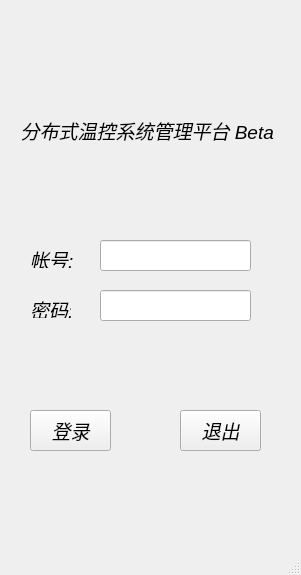
First picture: the form in master/login.ui, repository fengshenfeilian/airCondition, before the edit.
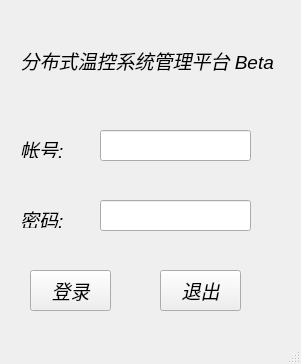
Second picture: the form after the edit.

Diff of the .ui file:
```diff
--- a/master/login.ui
+++ b/master/login.ui
@@ -7,7 +7,7 @@
     <x>0</x>
     <y>0</y>
     <width>301</width>
-    <height>575</height>
+    <height>364</height>
    </rect>
   </property>
   <property name="font">
@@ -27,7 +27,7 @@
     <property name="geometry">
      <rect>
       <x>100</x>
-      <y>240</y>
+      <y>130</y>
       <width>151</width>
       <height>31</height>
      </rect>
@@ -37,7 +37,7 @@
     <property name="geometry">
      <rect>
       <x>100</x>
-      <y>290</y>
+      <y>200</y>
       <width>151</width>
       <height>31</height>
      </rect>
@@ -50,7 +50,7 @@
     <property name="geometry">
      <rect>
       <x>10</x>
-      <y>110</y>
+      <y>40</y>
       <width>271</width>
       <height>41</height>
      </rect>
@@ -73,8 +73,8 @@
    <widget class="QLabel" name="label_2">
     <property name="geometry">
      <rect>
-      <x>30</x>
-      <y>250</y>
+      <x>20</x>
+      <y>140</y>
       <width>54</width>
       <height>18</height>
      </rect>
@@ -91,9 +91,9 @@
    <widget class="QLabel" name="label_3">
     <property name="geometry">
      <rect>
-      <x>30</x>
-      <y>300</y>
-      <width>41</width>
+      <x>20</x>
+      <y>210</y>
+      <width>51</width>
       <height>18</height>
      </rect>
     </property>
@@ -110,7 +110,7 @@
     <property name="geometry">
      <rect>
       <x>30</x>
-      <y>410</y>
+      <y>270</y>
       <width>81</width>
       <height>41</height>
      </rect>
@@ -127,8 +127,8 @@
    <widget class="QPushButton" name="pbquit">
     <property name="geometry">
      <rect>
-      <x>180</x>
-      <y>410</y>
+      <x>160</x>
+      <y>270</y>
       <width>81</width>
       <height>41</height>
      </rect>
```
